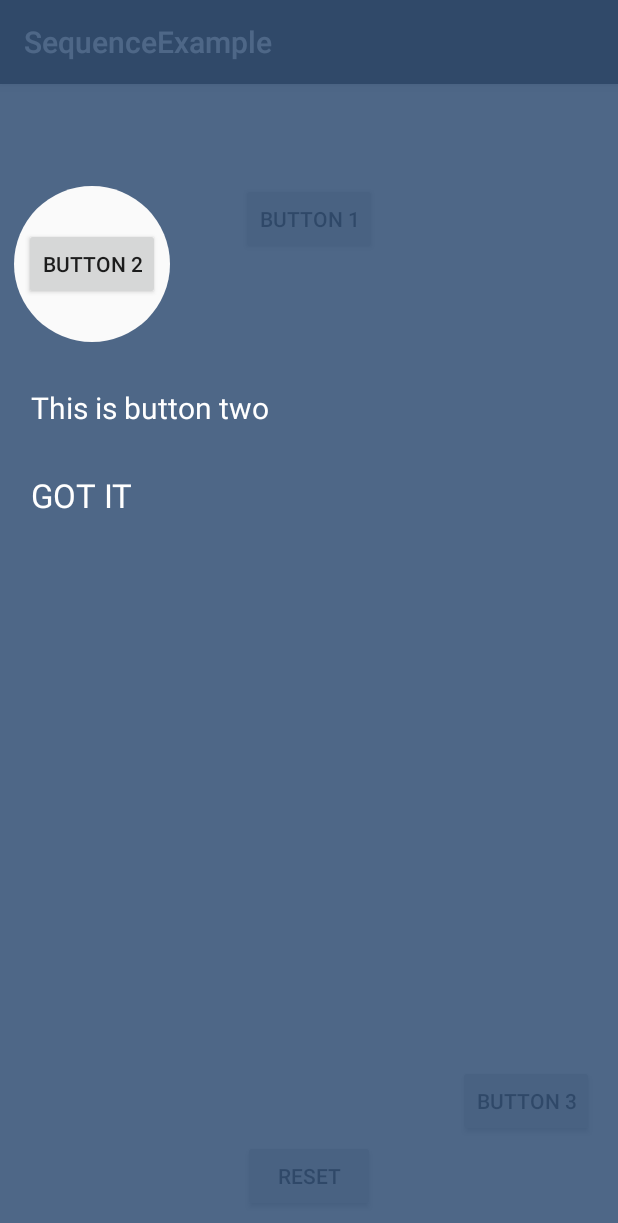
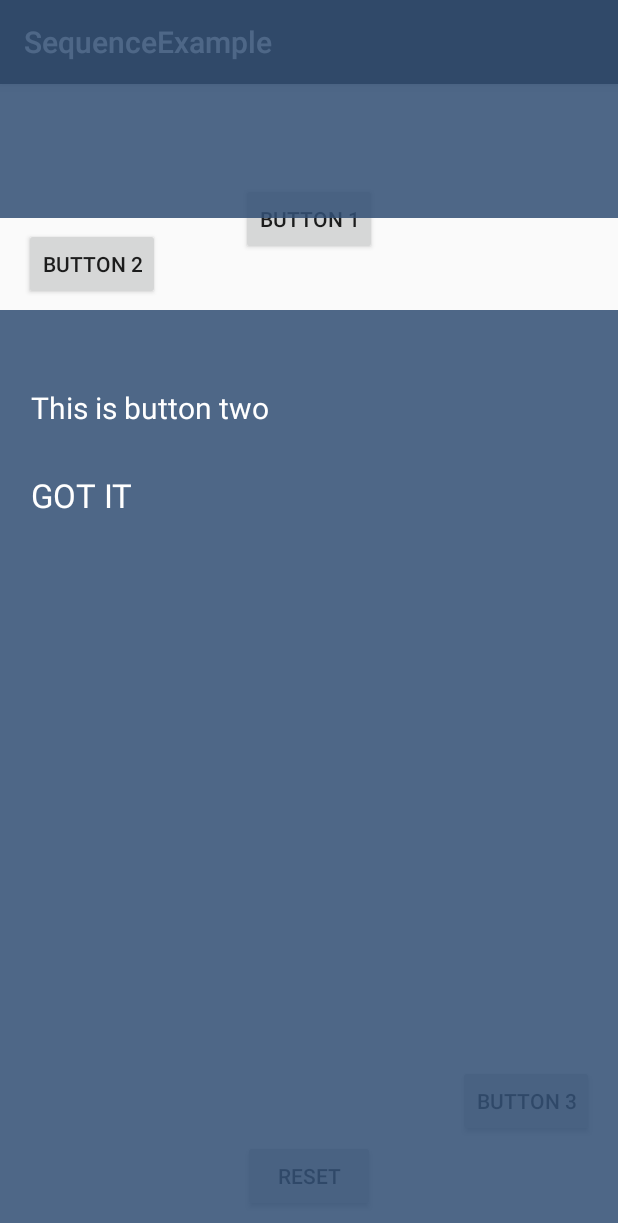
Before and after one commit to PansesPonder/PansesPonder, an Android app: the SequenceExample screen opened directly, with no data from a screen before it, after a tap on "GOT IT", on a phone screen of 412 x 824 dp. Shown: the top 1223 px of the screen. Run offline under Robolectric (Android 15) with nearby library versions, the phone set to English and light mode, and no system bars.

Commit message:
Added support for rectangular and custom shapes. Updates versions of support library and android sdk Added example with menu

```diff
--- a/library/build.gradle
+++ b/library/build.gradle
@@ -1,12 +1,12 @@
 apply plugin: 'com.android.library'
 
 android {
-    compileSdkVersion 22
-    buildToolsVersion "22.0.1"
+    compileSdkVersion 23
+    buildToolsVersion "23"
 
     defaultConfig {
         minSdkVersion 14
-        targetSdkVersion 22
+        targetSdkVersion 23
         versionCode 1
         versionName "1.0"
     }
--- /dev/null
+++ b/library/src/main/java/uk/co/deanwild/materialshowcaseview/CircleShape.java
@@ -0,0 +1,39 @@
+package uk.co.deanwild.materialshowcaseview;
+
+import android.graphics.Canvas;
+import android.graphics.Paint;
+import android.graphics.Rect;
+
+/**
+ * Circular shape for target.
+ */
+public class CircleShape implements Shape {
+
+    private int radius = 210;
+
+    public CircleShape(int radius) {
+        this.radius = radius;
+    }
+
+    public CircleShape(Rect bounds) {
+        this(getPreferredRadius(bounds));
+    }
+
+    public CircleShape(Target target) {
+        this(target.getBounds());
+    }
+
+    @Override
+    public void draw(Canvas canvas, Paint paint, int x, int y) {
+        canvas.drawCircle(x, y, radius, paint);
+    }
+
+    @Override
+    public void updateTarget(Target target) {
+        radius = getPreferredRadius(target.getBounds());
+    }
+
+    public static int getPreferredRadius(Rect bounds) {
+        return Math.max(bounds.width(), bounds.height()) / 2 + 10;
+    }
+}
--- a/library/src/main/java/uk/co/deanwild/materialshowcaseview/MaterialShowcaseView.java
+++ b/library/src/main/java/uk/co/deanwild/materialshowcaseview/MaterialShowcaseView.java
@@ -10,6 +10,7 @@ import android.graphics.Paint;
 import android.graphics.Point;
 import android.graphics.PorterDuff;
 import android.graphics.PorterDuffXfermode;
+import android.graphics.Rect;
 import android.os.Build;
 import android.os.Handler;
 import android.util.AttributeSet;
@@ -38,12 +39,11 @@ public class MaterialShowcaseView extends FrameLayout implements View.OnTouchLis
     private Canvas mCanvas;
     private Paint mEraser;
     private Target mTarget;
+    private Shape mShape;
     private int mXPosition;
     private int mYPosition;
     private boolean mWasDismissed = false;
 
-    private int mRadius = ShowcaseConfig.DEFAULT_RADIUS;
-    private boolean mUseAutoRadius = true;
     private View mContentBox;
     private TextView mContentTextView;
     private TextView mDismissButton;
@@ -153,14 +153,16 @@ public class MaterialShowcaseView extends FrameLayout implements View.OnTouchLis
         // draw solid background
         mCanvas.drawColor(mMaskColour);
 
-        // Erase a circle
+        // Prepare eraser Paint if needed
         if (mEraser == null) {
             mEraser = new Paint();
             mEraser.setColor(0xFFFFFFFF);
             mEraser.setXfermode(new PorterDuffXfermode(PorterDuff.Mode.CLEAR));
             mEraser.setFlags(Paint.ANTI_ALIAS_FLAG);
         }
-        mCanvas.drawCircle(mXPosition, mYPosition, mRadius, mEraser);
+
+        // draw (erase) shape
+        mShape.draw(mCanvas, mEraser, mXPosition, mYPosition);
 
         // Draw the bitmap on our views  canvas.
         canvas.drawBitmap(mBitmap, 0, 0, null);
@@ -252,26 +254,26 @@ public class MaterialShowcaseView extends FrameLayout implements View.OnTouchLis
 
             // apply the target position
             Point targetPoint = mTarget.getPoint();
+            Rect targetBounds = mTarget.getBounds();
+            if (mShape != null)
+                mShape.updateTarget(mTarget);
             setPosition(targetPoint);
-
-            // apply auto radius
-            if (mUseAutoRadius) {
-                setRadius(mTarget.getRadius());
-            }
 
             // now figure out whether to put content above or below it
             int height = getMeasuredHeight();
             int midPoint = height / 2;
             int yPos = targetPoint.y;
 
+            int radius = Math.max(targetBounds.height(), targetBounds.width()) / 2 + 10;
+
             if (yPos > midPoint) {
                 // target is in lower half of screen, we'll sit above it
                 mContentTopMargin = 0;
-                mContentBottomMargin = (height - yPos) + mRadius;
+                mContentBottomMargin = (height - yPos) + radius;
                 mGravity = Gravity.BOTTOM;
             } else {
                 // target is in upper half of screen, we'll sit below it
-                mContentTopMargin = yPos + mRadius;
+                mContentTopMargin = yPos + radius;
                 mContentBottomMargin = 0;
                 mGravity = Gravity.TOP;
             }
@@ -351,14 +353,6 @@ public class MaterialShowcaseView extends FrameLayout implements View.OnTouchLis
         mDismissOnTouch = dismissOnTouch;
     }
 
-    private void setUseAutoRadius(boolean useAutoRadius) {
-        mUseAutoRadius = useAutoRadius;
-    }
-
-    private void setRadius(int radius) {
-        mRadius = radius;
-
-    }
 
     private void setShouldRender(boolean shouldRender) {
         mShouldRender = shouldRender;
@@ -390,6 +384,9 @@ public class MaterialShowcaseView extends FrameLayout implements View.OnTouchLis
         mDetachedListener = detachedListener;
     }
 
+    public void setShape(Shape mShape) {
+        this.mShape = mShape;
+    }
 
     /**
      * Set properties based on a config object
@@ -421,6 +418,12 @@ public class MaterialShowcaseView extends FrameLayout implements View.OnTouchLis
      * Gives us a builder utility class with a fluent API for eaily configuring showcase views
      */
     public static class Builder {
+        private static final int CIRCLE_SHAPE = 0;
+        private static final int RECTANGLE_SHAPE = 1;
+
+        private boolean fullWidth = false;
+        private int shapeType = CIRCLE_SHAPE;
+
         final MaterialShowcaseView showcaseView;
 
         private final Activity activity;
@@ -467,24 +470,6 @@ public class MaterialShowcaseView extends FrameLayout implements View.OnTouchLis
         }
 
 
-        /**
-         * Use auto radius, if true then the showcase circle will auto size based on the target view
-         * Defaults to true
-         */
-        public Builder setUseAutoRadius(boolean useAutoRadius) {
-            showcaseView.setUseAutoRadius(useAutoRadius);
-            return this;
-        }
-
-        /**
-         * Manually define a radius in pixels - should set setUseAutoRadius to false
-         * Defaults to 200 pixels
-         */
-        public Builder setRadius(int radius) {
-            showcaseView.setRadius(radius);
-            return this;
-        }
-
         public Builder setDismissOnTouch(boolean dismissOnTouch) {
             showcaseView.setDismissOnTouch(dismissOnTouch);
             return this;
@@ -525,12 +510,45 @@ public class MaterialShowcaseView extends FrameLayout implements View.OnTouchLis
             return this;
         }
 
+        public Builder setShape(Shape shape) {
+            showcaseView.setShape(shape);
+            return this;
+        }
+
+        public Builder withCircleShape() {
+            shapeType = CIRCLE_SHAPE;
+            return this;
+        }
+
+        public Builder withRectangleShape() {
+            return withRectangleShape(false);
+        }
+
+        public Builder withRectangleShape(boolean fullWidth) {
+            this.shapeType = RECTANGLE_SHAPE;
+            this.fullWidth = fullWidth;
+            return this;
+        }
+
         public MaterialShowcaseView build() {
+            if (showcaseView.mShape == null) {
+                switch (shapeType) {
+                    case RECTANGLE_SHAPE: {
+                        showcaseView.setShape(new RectangleShape(showcaseView.mTarget.getBounds(), activity, fullWidth));
+                        break;
+                    }
+                    case CIRCLE_SHAPE: {
+                        showcaseView.mShape = new CircleShape(showcaseView.mTarget);
+                        break;
+                    }
+                    default: throw new IllegalArgumentException("Usupported shape type: " + shapeType);
+                }
+            }
             return showcaseView;
         }
 
         public MaterialShowcaseView show() {
-            showcaseView.show(activity);
+            build().show(activity);
             return showcaseView;
         }
 
--- /dev/null
+++ b/library/src/main/java/uk/co/deanwild/materialshowcaseview/RectangleShape.java
@@ -0,0 +1,51 @@
+package uk.co.deanwild.materialshowcaseview;
+
+
+import android.app.Activity;
+import android.graphics.Canvas;
+import android.graphics.Paint;
+import android.graphics.Rect;
+import android.util.DisplayMetrics;
+
+public class RectangleShape implements Shape {
+
+    private Activity activity;
+    private Rect rect;
+    private boolean fullWidth;
+
+
+    public RectangleShape(Rect bounds) {
+        this(bounds, null, false);
+    }
+
+    public RectangleShape(Rect bounds, Activity activity, boolean fullWidth) {
+        this.activity = activity;
+        this.fullWidth = fullWidth;
+        this.rect = getPreferredBounds(bounds, null, false);
+    }
+
+    @Override
+    public void draw(Canvas canvas, Paint paint, int x, int y) {
+        canvas.drawRect(rect, paint);
+    }
+
+    @Override
+    public void updateTarget(Target target) {
+        rect = getPreferredBounds(target.getBounds(), activity, fullWidth);
+    }
+
+    public static Rect getPreferredBounds(Rect bounds, Activity activity,  boolean fullWidth) {
+        Rect rect = new Rect(bounds.left - 10, bounds.top - 10, bounds.right + 10, bounds.bottom + 10);
+        if (activity != null && fullWidth) {
+            rect.left = 0;
+            rect.right = getDisplayMetrics(activity).widthPixels;
+        }
+        return rect;
+    }
+
+    public static DisplayMetrics getDisplayMetrics(Activity context) {
+        DisplayMetrics displaymetrics = new DisplayMetrics();
+        context.getWindowManager().getDefaultDisplay().getMetrics(displaymetrics);
+        return displaymetrics;
+    }
+}
--- /dev/null
+++ b/library/src/main/java/uk/co/deanwild/materialshowcaseview/Shape.java
@@ -0,0 +1,15 @@
+package uk.co.deanwild.materialshowcaseview;
+
+import android.graphics.Canvas;
+import android.graphics.Paint;
+
+/**
+ * Specifies a shape of the target (e.g circle, rectangle)
+ */
+public interface Shape {
+
+    void updateTarget(Target target);
+
+    void draw(Canvas canvas, Paint paint, int x, int y);
+
+}
--- a/library/src/main/java/uk/co/deanwild/materialshowcaseview/ShowcaseConfig.java
+++ b/library/src/main/java/uk/co/deanwild/materialshowcaseview/ShowcaseConfig.java
@@ -10,7 +10,6 @@ public class ShowcaseConfig {
     public static final String DEFAULT_MASK_COLOUR = "#dd335075";
     public static final long DEFAULT_FADE_TIME = 300;
     public static final long DEFAULT_DELAY = 0;
-    public static final int DEFAULT_RADIUS = 200;
 
     private long mDelay = DEFAULT_DELAY;
     private int mMaskColour;
--- a/library/src/main/java/uk/co/deanwild/materialshowcaseview/ViewTarget.java
+++ b/library/src/main/java/uk/co/deanwild/materialshowcaseview/ViewTarget.java
@@ -2,6 +2,7 @@ package uk.co.deanwild.materialshowcaseview;
 
 import android.app.Activity;
 import android.graphics.Point;
+import android.graphics.Rect;
 import android.view.View;
 
 /**
@@ -29,21 +30,14 @@ public class ViewTarget implements Target {
     }
 
     @Override
-    public int getRadius() {
-
-        int radius = 200;
-
-        if (mView != null) {
-
-            if (mView.getMeasuredHeight() > mView.getMeasuredWidth()) {
-                radius = mView.getMeasuredHeight() / 2;
-            }else{
-                radius =  mView.getMeasuredWidth() / 2;
-            }
-
-            radius += 10; // add a 10 pixel padding to circle
-        }
-
-        return radius;
+    public Rect getBounds() {
+        int[] location = new int[2];
+        mView.getLocationInWindow(location);
+        return new Rect(
+                location[0],
+                location[1],
+                location[0] + mView.getMeasuredWidth(),
+                location[1] + mView.getMeasuredHeight()
+        );
     }
 }
--- a/sample/src/main/java/uk/co/deanwild/materialshowcaseviewsample/MainActivity.java
+++ b/sample/src/main/java/uk/co/deanwild/materialshowcaseviewsample/MainActivity.java
@@ -3,14 +3,14 @@ package uk.co.deanwild.materialshowcaseviewsample;
 
 import android.content.Intent;
 import android.os.Bundle;
-import android.support.v7.app.ActionBarActivity;
+import android.support.v7.app.AppCompatActivity;
 import android.view.View;
 import android.widget.Button;
 import android.widget.Toast;
 
 import uk.co.deanwild.materialshowcaseview.MaterialShowcaseView;
 
-public class MainActivity extends ActionBarActivity implements View.OnClickListener {
+public class MainActivity extends AppCompatActivity implements View.OnClickListener {
 
     @Override
     protected void onCreate(Bundle savedInstanceState) {
--- a/sample/src/main/java/uk/co/deanwild/materialshowcaseviewsample/SequenceExample.java
+++ b/sample/src/main/java/uk/co/deanwild/materialshowcaseviewsample/SequenceExample.java
@@ -1,7 +1,7 @@
 package uk.co.deanwild.materialshowcaseviewsample;
 
-import android.support.v7.app.ActionBarActivity;
 import android.os.Bundle;
+import android.support.v7.app.AppCompatActivity;
 import android.view.View;
 import android.widget.Button;
 import android.widget.Toast;
@@ -11,7 +11,7 @@ import uk.co.deanwild.materialshowcaseview.MaterialShowcaseView;
 import uk.co.deanwild.materialshowcaseview.ShowcaseConfig;
 
 
-public class SequenceExample extends ActionBarActivity implements View.OnClickListener {
+public class SequenceExample extends AppCompatActivity implements View.OnClickListener {
 
     private Button mButtonOne;
     private Button mButtonTwo;
@@ -65,14 +65,18 @@ public class SequenceExample extends ActionBarActivity implements View.OnClickLi
 
         sequence.setConfig(config);
 
-        sequence.addSequenceItem(mButtonOne,
-                "This is button one", "GOT IT");
+        sequence.addSequenceItem(mButtonOne, "This is button one", "GOT IT");
 
-        sequence.addSequenceItem(mButtonTwo,
-                "This is button two", "GOT IT");
+        sequence.addSequenceItem(
+                new MaterialShowcaseView.Builder(this)
+                        .setTarget(mButtonTwo)
+                        .setDismissText("GOT IT")
+                        .setContentText("This is button two")
+                        .withRectangleShape(true)
+                        .build()
+        );
 
-        sequence.addSequenceItem(mButtonThree,
-                "This is button three", "GOT IT");
+        sequence.addSequenceItem(mButtonThree, "This is button three", "GOT IT");
 
         sequence.start();
 
--- a/sample/src/main/java/uk/co/deanwild/materialshowcaseviewsample/SimpleSingleExample.java
+++ b/sample/src/main/java/uk/co/deanwild/materialshowcaseviewsample/SimpleSingleExample.java
@@ -1,7 +1,7 @@
 package uk.co.deanwild.materialshowcaseviewsample;
 
-import android.support.v7.app.ActionBarActivity;
 import android.os.Bundle;
+import android.support.v7.app.AppCompatActivity;
 import android.view.View;
 import android.widget.Button;
 import android.widget.Toast;
@@ -9,7 +9,7 @@ import android.widget.Toast;
 import uk.co.deanwild.materialshowcaseview.MaterialShowcaseView;
 
 
-public class SimpleSingleExample extends ActionBarActivity implements View.OnClickListener {
+public class SimpleSingleExample extends AppCompatActivity implements View.OnClickListener {
 
     private Button mButtonShow;
     private Button mButtonReset;
```
Also changed, not shown: library/src/main/java/uk/co/deanwild/materialshowcaseview/Target.java (+5 -3 lines), sample/build.gradle (+4 -4 lines), sample/src/main/java/uk/co/deanwild/materialshowcaseviewsample/CustomExample.java (+25 -2 lines), sample/src/main/res/menu/activity_custom_example.xml (added, +12 -0 lines), sample/src/main/res/drawable-xxhdpi/ic_android_white_24dp.png (added).
